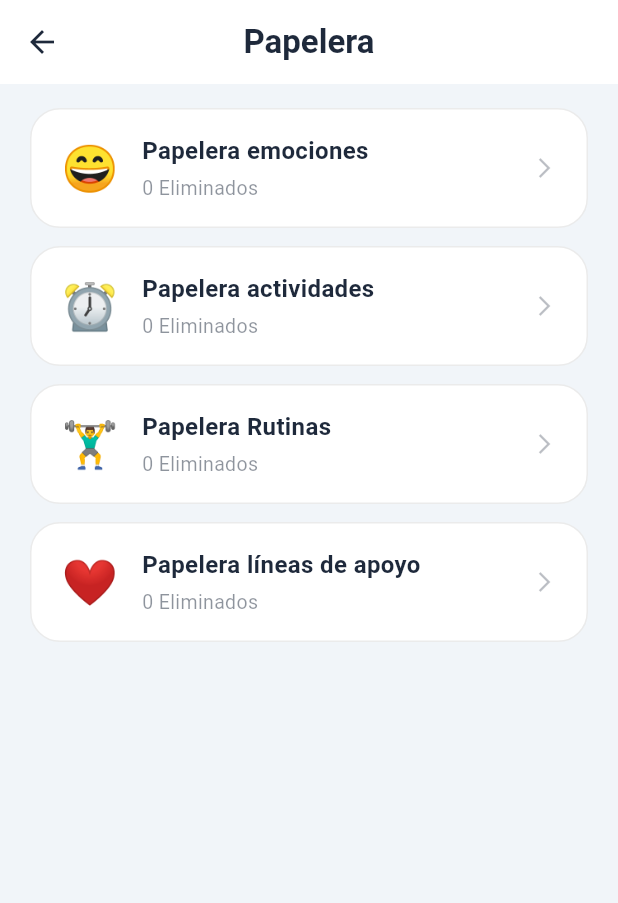
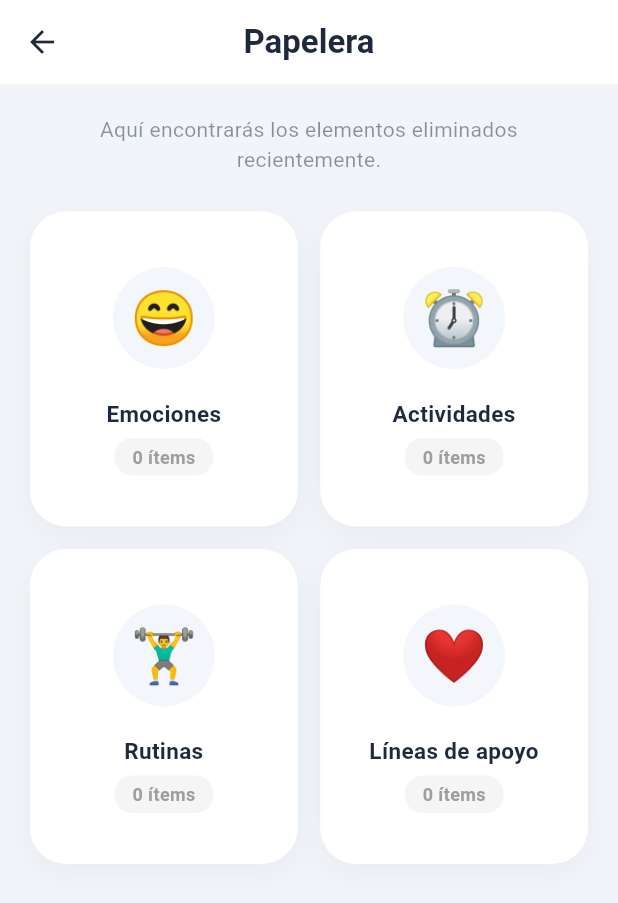
Before and after one commit to jeffersoncordobap/BLOOMIND, a Flutter app: the PapeleraScreen screen opened directly, on a phone screen of 412 x 824 dp. Shown: the top 903 px of the screen. Run offline on Flutter 3.47's test engine with Material 3 defaults, Android fonts, the phone set to English and light mode, and no system bars; our stand-ins replace file_picker, fl_chart, flutter_local_notifications, flutter_timezone, just_audio, permission_handler and 4 more; missing offline and left inert: android_intent_plus; accounts and stored records are empty.

Commit message:
feat:Tema claro y oscuro mejorados v2

```diff
--- a/lib/features/settings/presentation/bin_screen.dart
+++ b/lib/features/settings/presentation/bin_screen.dart
@@ -9,17 +9,10 @@ import 'package:provider/provider.dart';
 class PapeleraScreen extends StatelessWidget {
   const PapeleraScreen({super.key});
 
-  void _showComingSoon(BuildContext context) {
-    ScaffoldMessenger.of(context).showSnackBar(
-      const SnackBar(
-        content: Text('Esta papelera estará disponible próximamente.'),
-        duration: Duration(seconds: 2),
-      ),
-    );
-  }
-
   @override
   Widget build(BuildContext context) {
+    final colorScheme = Theme.of(context).colorScheme;
+
     return ChangeNotifierProvider(
       create: (_) => BinController()
         ..loadDeletedEmotions()
@@ -29,30 +22,42 @@ class PapeleraScreen extends StatelessWidget {
       child: Scaffold(
         backgroundColor: Theme.of(context).scaffoldBackgroundColor,
         appBar: AppBar(
-          title: Text(
+          title: const Text(
             'Papelera',
-            style: TextStyle(
-              color: Theme.of(context).colorScheme.onSurface,
-              fontWeight: FontWeight.bold,
-            ),
+            style: TextStyle(fontWeight: FontWeight.bold),
           ),
           centerTitle: true,
           elevation: 0,
-          backgroundColor: Theme.of(context).colorScheme.surface,
+          backgroundColor: colorScheme.surface,
+          foregroundColor: colorScheme.onSurface,
         ),
-        body: Padding(
-          padding: const EdgeInsets.symmetric(horizontal: 20, vertical: 16),
-          child: Consumer<BinController>(
+        body: Consumer<BinController>(
           builder: (context, binController, child) {
-              return ListView(
+            return Padding(
+              padding: const EdgeInsets.all(20),
+              child: Column(
                 children: [
-                  // 1. Papelera Emociones
+                  Text(
+                    "Aquí encontrarás los elementos eliminados recientemente.",
+                    textAlign: TextAlign.center,
+                    style: TextStyle(
+                      color: colorScheme.onSurface.withOpacity(0.5),
+                      fontSize: 14,
+                    ),
+                  ),
+                  const SizedBox(height: 25),
+                  Expanded(
+                    child: GridView.count(
+                      crossAxisCount: 2,
+                      crossAxisSpacing: 15,
+                      mainAxisSpacing: 15,
+                      childAspectRatio: 0.85,
+                      children: [
                         _CardPapelera(
                           emoji: '😄',
-                    nombre: 'Papelera emociones',
+                          nombre: 'Emociones',
                           count: binController.deletedEmotions.length,
-                    onTap: () {
-                      Navigator.push(
+                          onTap: () => Navigator.push(
                             context,
                             MaterialPageRoute(
                               builder: (_) => ChangeNotifierProvider.value(
@@ -60,18 +65,13 @@ class PapeleraScreen extends StatelessWidget {
                                 child: const OnlyEmotionsRemovedScreen(),
                               ),
                             ),
-                      );
-                    },
                           ),
-                  const SizedBox(height: 12),
-
-                  // 2. Papelera Actividades
+                        ),
                         _CardPapelera(
                           emoji: '⏰',
-                    nombre: 'Papelera actividades',
+                          nombre: 'Actividades',
                           count: binController.deletedActivities.length,
-                    onTap: () {
-                      Navigator.push(
+                          onTap: () => Navigator.push(
                             context,
                             MaterialPageRoute(
                               builder: (_) => ChangeNotifierProvider.value(
@@ -79,18 +79,13 @@ class PapeleraScreen extends StatelessWidget {
                                 child: const OnlyActivitiesRemovedScreen(),
                               ),
                             ),
-                      );
-                    },
                           ),
-                  const SizedBox(height: 12),
-
-                  // 3. Papelera Rutinas
+                        ),
                         _CardPapelera(
                           emoji: '🏋️‍♂️',
-                    nombre: 'Papelera Rutinas',
+                          nombre: 'Rutinas',
                           count: binController.deletedRoutines.length,
-                    onTap: () {
-                      Navigator.push(
+                          onTap: () => Navigator.push(
                             context,
                             MaterialPageRoute(
                               builder: (_) => ChangeNotifierProvider.value(
@@ -98,18 +93,13 @@ class PapeleraScreen extends StatelessWidget {
                                 child: const BinRoutinesScreen(),
                               ),
                             ),
-                      );
-                    },
                           ),
-                  const SizedBox(height: 12),
-
-                  // 4. Papelera Líneas de apoyo
+                        ),
                         _CardPapelera(
                           emoji: '❤️',
-                    nombre: 'Papelera líneas de apoyo',
+                          nombre: 'Líneas de apoyo',
                           count: binController.deletedSupportLines.length,
-                    onTap: () {
-                      Navigator.push(
+                          onTap: () => Navigator.push(
                             context,
                             MaterialPageRoute(
                               builder: (_) => ChangeNotifierProvider.value(
@@ -117,13 +107,15 @@ class PapeleraScreen extends StatelessWidget {
                                 child: const BinSupportLinesScreen(),
                               ),
                             ),
+                          ),
+                        ),
+                      ],
+                    ),
+                  ),
+                ],
+              ),
             );
           },
-                  ),
-                ],
-              );
-            },
-          ),
         ),
       ),
     );
@@ -146,49 +138,68 @@ class _CardPapelera extends StatelessWidget {
   @override
   Widget build(BuildContext context) {
     final colorScheme = Theme.of(context).colorScheme;
+
     return Container(
       decoration: BoxDecoration(
         color: colorScheme.surface,
-        borderRadius: BorderRadius.circular(20),
-        border: Border.all(color: colorScheme.outline, width: 1),
+        borderRadius: BorderRadius.circular(24),
+        boxShadow: [
+          BoxShadow(
+            color: Colors.black.withOpacity(0.04),
+            blurRadius: 15,
+            offset: const Offset(0, 6),
+          ),
+        ],
       ),
       child: Material(
         color: Colors.transparent,
         child: InkWell(
-          borderRadius: BorderRadius.circular(20),
+          borderRadius: BorderRadius.circular(24),
           onTap: onTap,
           child: Padding(
-            padding: const EdgeInsets.symmetric(horizontal: 20, vertical: 16),
-            child: Row(
+            padding: const EdgeInsets.all(20),
+            child: Column(
+              mainAxisAlignment: MainAxisAlignment.center,
               children: [
-                Text(emoji, style: const TextStyle(fontSize: 30)),
-                const SizedBox(width: 16),
-                Expanded(
-                  child: Column(
-                    crossAxisAlignment: CrossAxisAlignment.start,
-                    children: [
+                Container(
+                  padding: const EdgeInsets.all(12),
+                  decoration: BoxDecoration(
+                    color: colorScheme.primary.withOpacity(0.08),
+                    shape: BoxShape.circle,
+                  ),
+                  child: Text(emoji, style: const TextStyle(fontSize: 35)),
+                ),
+                const SizedBox(height: 16),
                 Text(
                   nombre,
+                  textAlign: TextAlign.center,
+                  maxLines: 1,
+                  overflow: TextOverflow.ellipsis,
                   style: const TextStyle(
-                          fontSize: 16,
-                          fontWeight: FontWeight.w600,
+                    fontSize: 15,
+                    fontWeight: FontWeight.bold,
                   ),
                 ),
-                      const SizedBox(height: 4),
-                      Text(
-                        '$count Eliminado${count == 1 ? '' : 's'}',
+                const SizedBox(height: 6),
+                Container(
+                  padding: const EdgeInsets.symmetric(
+                    horizontal: 12,
+                    vertical: 4,
+                  ),
+                  decoration: BoxDecoration(
+                    color: count > 0
+                        ? colorScheme.primary.withOpacity(0.1)
+                        : Colors.grey.withOpacity(0.1),
+                    borderRadius: BorderRadius.circular(12),
+                  ),
+                  child: Text(
+                    '$count ítem${count == 1 ? '' : 's'}',
                     style: TextStyle(
-                          fontSize: 13,
-                          color: colorScheme.onSurface.withOpacity(0.5),
+                      fontSize: 12,
+                      fontWeight: FontWeight.w600,
+                      color: count > 0 ? colorScheme.primary : Colors.grey,
                     ),
                   ),
-                    ],
-                  ),
-                ),
-                Icon(
-                  Icons.arrow_forward_ios,
-                  size: 16,
-                  color: colorScheme.onSurface.withOpacity(0.3),
                 ),
               ],
             ),
--- a/lib/features/settings/presentation/settings_screen.dart
+++ b/lib/features/settings/presentation/settings_screen.dart
@@ -15,7 +15,6 @@ class SettingsScreen extends StatelessWidget {
     final colorScheme = Theme.of(context).colorScheme;
 
     return Scaffold(
-      // Usamos el color de fondo del tema que configuramos (gris-azulado suave)
       backgroundColor: Theme.of(context).scaffoldBackgroundColor,
       body: SafeArea(
         child: Column(
@@ -168,8 +167,7 @@ class SettingsScreen extends StatelessWidget {
       width: double.infinity,
       padding: const EdgeInsets.all(22),
       decoration: BoxDecoration(
-        color:
-            colorScheme.surface, // Cambiado a surface (Blanco) para contrastar
+        color: colorScheme.surface,
         borderRadius: BorderRadius.circular(22),
         boxShadow: [
           BoxShadow(
@@ -247,7 +245,7 @@ class SettingsScreen extends StatelessWidget {
         ],
       ),
       child: Material(
-        color: Colors.transparent, // Para que se vea la sombra del container
+        color: Colors.transparent,
         child: InkWell(
           borderRadius: BorderRadius.circular(24),
           onTap: onTap,
--- a/lib/main_navegator_screen.dart
+++ b/lib/main_navegator_screen.dart
@@ -1,4 +1,3 @@
-//import 'package:bloomind/features/resourses/favorite_interfaz/meditation_favorite_interfaz.dart';
 import 'package:bloomind/features/resourses/presentation/resourses_screen_audios.dart';
 import 'package:bloomind/features/resourses/presentation/resourses_screen_frases.dart';
 import 'package:bloomind/features/resourses/presentation/resourses_screen_meditacion.dart';
@@ -25,7 +24,6 @@ class MainNavigationScreen extends StatefulWidget {
 
 class MainNavigationScreenState extends State<MainNavigationScreen> {
   int _selectedIndex = 0;
-  //late List<Widget> _screens;
   final GlobalKey<widget_meditacionState> meditacionKey =
       GlobalKey<widget_meditacionState>();
   final GlobalKey<StatisticsScreenState> _statisticsKey =
```
Also changed, not shown: lib/features/activities/presentation/activity_form_screen.dart (+64 -21 lines), lib/features/settings/app_theme.dart (+44 -19 lines). Lines whose indentation alone changed are shown as unchanged.
